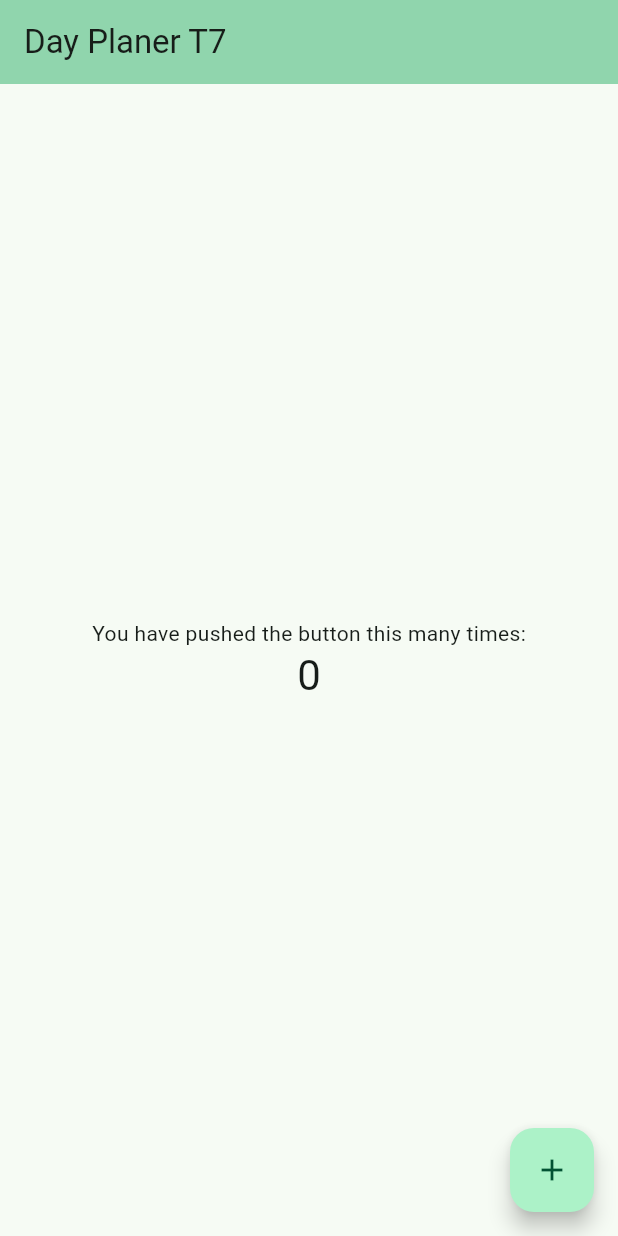
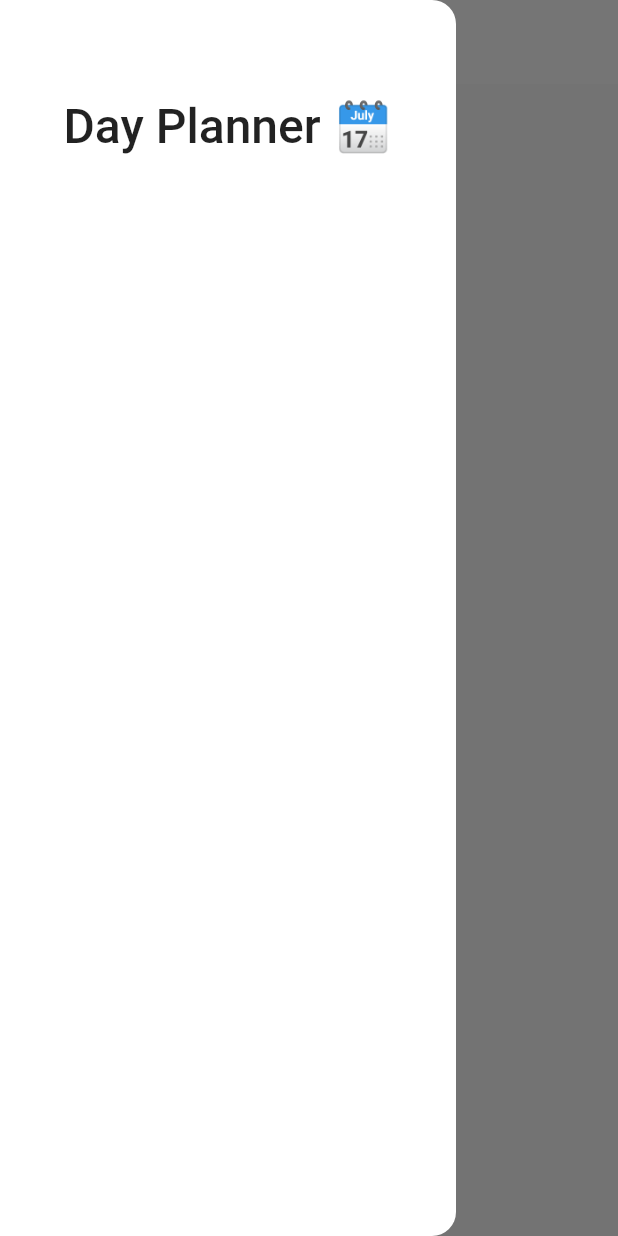
Before and after one commit to Akenooz/software-dev-repos, a Flutter app: the screen it shows after launch, with the side drawer open (before the commit the screen has no drawer), on a phone screen of 412 x 824 dp. Run offline on Flutter 3.47's test engine with Material 2 defaults, Android fonts, the phone set to English and light mode, and no system bars.

Commit message:
update to main.dart

```diff
--- a/dev/lib/main.dart
+++ b/dev/lib/main.dart
@@ -1,76 +1,41 @@
 import 'package:flutter/material.dart';
 
+const Color primaryColor = Color.fromARGB(255, 0, 255, 64);
+const TargetPlatform platform = TargetPlatform.android;
+
 void main() {
-  runApp(const MyApp());
+  runApp(DayPlanner());
 }
 
-class MyApp extends StatelessWidget {
-  const MyApp({super.key});
-
+class DayPlanner extends StatelessWidget {
   @override
   Widget build(BuildContext context) {
     return MaterialApp(
-      title: 'Flutter Demo',
-      theme: ThemeData(
-
-        colorScheme: ColorScheme.fromSeed(seedColor: Colors.greenAccent),
+      debugShowCheckedModeBanner: false,
+      theme: ThemeData().copyWith(
         useMaterial3: true,
+        platform: platform,
+        brightness: Brightness.dark,
       ),
-      home: const MyHomePage(title: 'Day Planer T7'),
-    );
-  }
-}
-
-class MyHomePage extends StatefulWidget {
-  const MyHomePage({super.key, required this.title});
-
-  final String title;
-
-  @override
-  State<MyHomePage> createState() => _MyHomePageState();
-}
-
-class _MyHomePageState extends State<MyHomePage> {
-  int _counter = 0;
-
-  void _incrementCounter() {
-    setState(() {
-
-      _counter++;
-    });
-  }
-
-  @override
-  Widget build(BuildContext context) {
-
-    return Scaffold(
+      home: Scaffold(
         appBar: AppBar(
-
-        backgroundColor: Theme.of(context).colorScheme.inversePrimary,
-
-        title: Text(widget.title),
+          title: const Text("📆 Day Planner"),
         ),
-      body: Center(
-
-        child: Column(
-
-          mainAxisAlignment: MainAxisAlignment.center,
-          children: <Widget>[
-            const Text(
-              'You have pushed the button this many times:',
+        drawer: Drawer(
+          child: ListView(
+            children: const [
+              DrawerHeader(
+                child: Center(
+                  child: Text(
+                    "Day Planner 🗓️",
+                    style: TextStyle(fontSize: 32),
                   ),
-            Text(
-              '$_counter',
-              style: Theme.of(context).textTheme.headlineMedium,
+                ),
               ),
             ],
           ),
         ),
-      floatingActionButton: FloatingActionButton(
-        onPressed: _incrementCounter,
-        tooltip: 'Increment',
-        child: const Icon(Icons.add),
-      ), // This trailing comma makes auto-formatting nicer for build methods.
+      ),
     );
   }
 }
--- a/dev/lib/main1.dart
+++ /dev/null
@@ -1,122 +0,0 @@
-import 'package:flutter/material.dart';
-
-void main() {
-  runApp(MyApp());
-}
-
-class MyApp extends StatefulWidget {
-  @override
-  _MyAppState createState() => _MyAppState();
-}
-
-class _MyAppState extends State<MyApp> {
-  final ThemeData lightTheme = ThemeData.light().copyWith(
-    primaryColor: Color.fromARGB(255, 52, 255, 93),
-    platform: TargetPlatform.android,
-    brightness: Brightness.light,
-    useMaterial3: true,
-    textTheme: const TextTheme(
-      displayLarge: TextStyle(fontSize: 32, fontWeight: FontWeight.bold),
-      bodyLarge: TextStyle(fontSize: 18, color: Colors.black87),
-    ),
-    appBarTheme: const AppBarTheme(
-      color: Colors.blue,
-      iconTheme: IconThemeData(color: Colors.white),
-    ),
-    colorScheme: ColorScheme.fromSeed(seedColor: Colors.blue),
-  );
-
-  final ThemeData darkTheme = ThemeData.dark().copyWith(
-    primaryColor: Color.fromARGB(255, 52, 255, 93),
-    platform: TargetPlatform.android,
-    brightness: Brightness.dark,
-    useMaterial3: true,
-    textTheme: const TextTheme(
-      displayLarge: TextStyle(fontSize: 32, fontWeight: FontWeight.bold),
-      bodyLarge: TextStyle(fontSize: 18, color: Colors.white),
-    ),
-    appBarTheme: const AppBarTheme(
-      color: Colors.blueGrey,
-      iconTheme: IconThemeData(color: Colors.white),
-    ),
-    colorScheme: ColorScheme.fromSeed(seedColor: Colors.blueGrey),
-  );
-
-  ThemeMode _themeMode = ThemeMode.light;
-
-  void _toggleTheme() {
-    setState(() {
-      _themeMode =
-          _themeMode == ThemeMode.light ? ThemeMode.dark : ThemeMode.light;
-    });
-  }
-
-  @override
-  Widget build(BuildContext context) {
-    return MaterialApp(
-      debugShowCheckedModeBanner: false,
-      theme: lightTheme,
-      darkTheme: darkTheme,
-      themeMode: _themeMode,
-      home: Scaffold(
-        appBar: AppBar(
-          title: const Text("📆 Day Planner"),
-        ),
-        drawer: Drawer(
-          child: ListView(
-            children: const [
-              DrawerHeader(
-                child: Center(
-                  child: Text(
-                    "Day Planner 🗓️",
-                    style: TextStyle(fontSize: 32),
-                  ),
-                ),
-              ),
-            ],
-          ),
-        ),
-        bottomNavigationBar: BottomNavigationBar(
-          items: const <BottomNavigationBarItem>[
-            BottomNavigationBarItem(
-              icon: Icon(Icons.home),
-              label: 'Home',
-            ),
-            BottomNavigationBarItem(
-              icon: Icon(Icons.business),
-              label: 'Business',
-            ),
-            BottomNavigationBarItem(
-              icon: Icon(Icons.school),
-              label: 'School',
-            ),
-          ],
-        ),
-        floatingActionButton: FloatingActionButton(
-          onPressed: _toggleTheme,
-          child: Icon(_themeMode == ThemeMode.light
-              ? Icons.nightlight_round
-              : Icons.wb_sunny),
-        ),
-        persistentFooterButtons: [
-          ElevatedButton(
-            onPressed: () {
-              setState(() {
-                _themeMode = ThemeMode.light;
-              });
-            },
-            child: Text('Light theme'),
-          ),
-          ElevatedButton(
-            onPressed: () {
-              setState(() {
-                _themeMode = ThemeMode.dark;
-              });
-            },
-            child: Text('Dark theme'),
-          ),
-        ],
-      ),
-    );
-  }
-}
```
Lines whose indentation alone changed are shown as unchanged.
